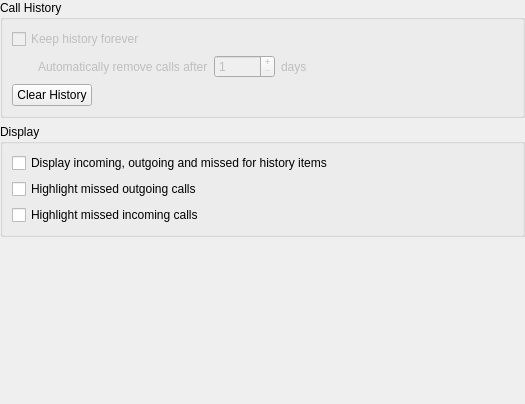
Above: src/conf/dlggeneralbase.ui from KDE/ring-kde before the change. Below: the same form after it.
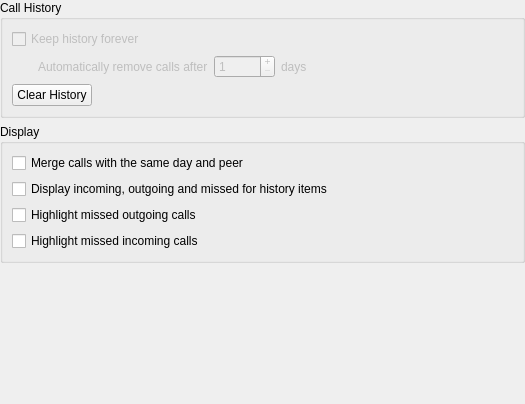
That is the form after the change.

Commit message:
history: Restore ability to highlight missed calls
This undust the old proxy model and turn it into a generic class
that can be re-used for various role manipulation tasks.

Patch:
```diff
--- a/src/conf/dlggeneralbase.ui
+++ b/src/conf/dlggeneralbase.ui
@@ -143,6 +143,13 @@
       <string>Display</string>
      </property>
      <layout class="QVBoxLayout" name="verticalLayout_2">
+      <item>
+       <widget class="QCheckBox" name="kcfg_mergeSameDayPeer">
+        <property name="text">
+         <string>Merge calls with the same day and peer</string>
+        </property>
+       </widget>
+      </item>
       <item>
        <widget class="QCheckBox" name="kcfg_displayHistoryStatus">
         <property name="text">
```
The commit also changes 11 other files.
